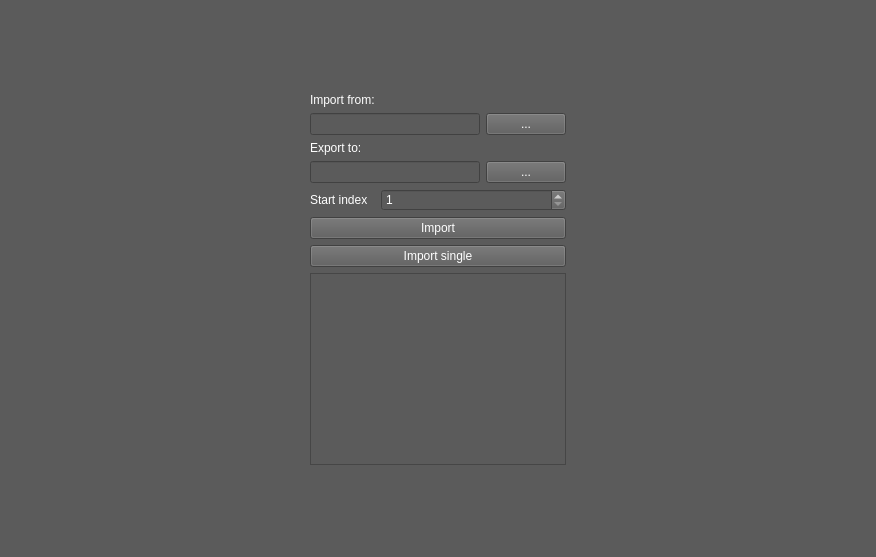
Before: the Qt Designer form trunk/src/edr/src/plugins/dicomImporter/ui/dicomSource.ui in mk4me/hm-mde-one, drawn with Qt 5.
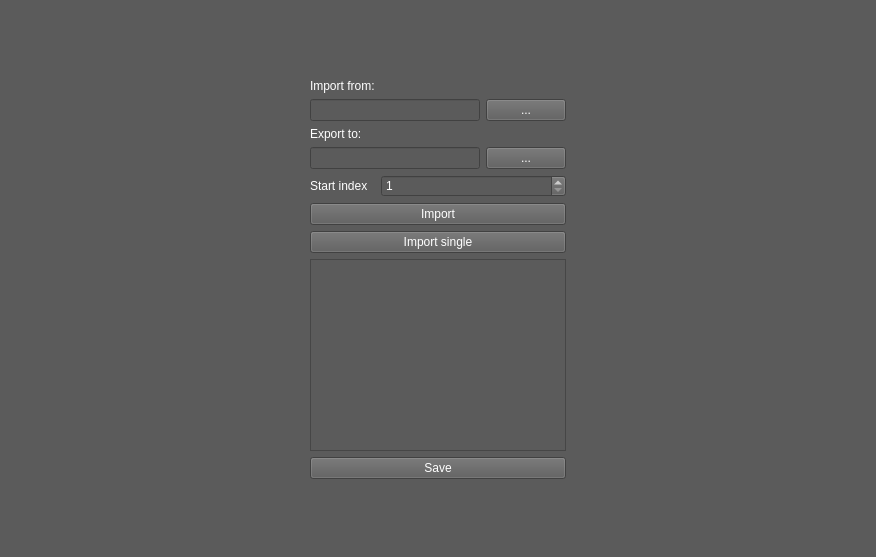
After: the same form once the commit is applied.

Commit message: szkielet prostego pluginu pythona poprawki w importerze dicom (manualne wprowadzanie numeru sesji) poprawione strumienie ffmpeg

```diff
--- a/trunk/src/edr/src/plugins/dicomImporter/ui/dicomSource.ui
+++ b/trunk/src/edr/src/plugins/dicomImporter/ui/dicomSource.ui
@@ -167,6 +167,13 @@
            </property>
           </widget>
          </item>
+         <item row="10" column="0" colspan="2">
+          <widget class="QPushButton" name="saveButton">
+           <property name="text">
+            <string>Save</string>
+           </property>
+          </widget>
+         </item>
         </layout>
        </widget>
       </item>
```
The commit also changes 35 other files.
